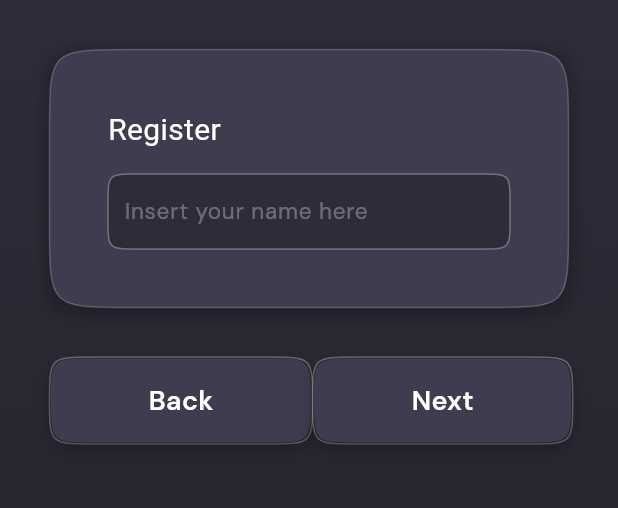
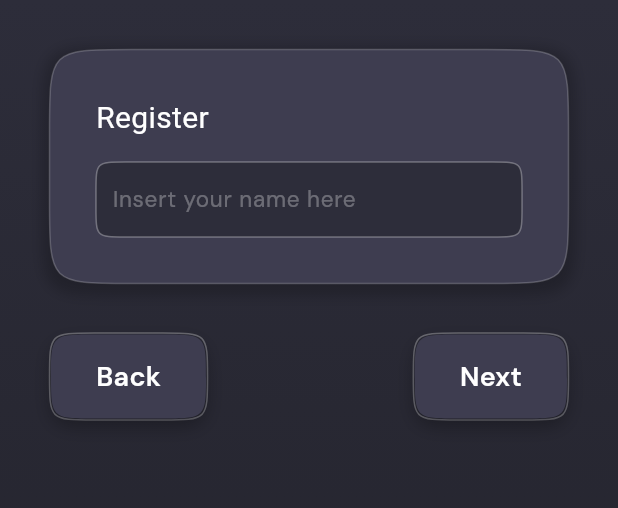
Before and after one commit to BlueElectric05/techguess, a Flutter app: the screen it shows after launch, after a tap on "Next", on a phone screen of 412 x 824 dp, the part 84-592 px from its top. Run offline on Flutter 3.47's test engine with Material 3 defaults, Android fonts, the light colour scheme and no system bars; drawn by our look-alikes of flutter_animate; our stand-ins replace flutter_svg, google_fonts, page_transition; Roboto replaces fonts that are missing (Angkor).

Commit message:
fix: padding fixes

```diff
--- a/lib/screens/info.dart
+++ b/lib/screens/info.dart
@@ -68,7 +68,7 @@ class InfoScreen extends StatelessWidget {
                   ),
                 ),
                 child: Container(
-                  padding: const EdgeInsets.all(38.0),
+                  padding: const EdgeInsets.all(30.0),
                   decoration: ShapeDecoration(
                     color: mainColor,
                     shape: ContinuousRectangleBorder(
--- a/lib/screens/login.dart
+++ b/lib/screens/login.dart
@@ -92,7 +92,7 @@ class _LoginScreenState extends State<LoginScreen> {
   Widget _buildInfoCard() {
     return Container(
           margin: const EdgeInsets.symmetric(horizontal: 33),
-          padding: const EdgeInsets.all(38.0),
+          padding: const EdgeInsets.all(30.0),
           decoration: ShapeDecoration(
             color: mainColor,
             shape: ContinuousRectangleBorder(
--- a/lib/screens/quiz.dart
+++ b/lib/screens/quiz.dart
@@ -110,7 +110,7 @@ class _QuizScreenState extends State<QuizScreen> {
               ),
             ),
             child: Container(
-              padding: const EdgeInsets.all(38.0),
+              padding: const EdgeInsets.all(30.0),
               decoration: ShapeDecoration(
                 color: mainColor,
                 shape: ContinuousRectangleBorder(
@@ -180,6 +180,7 @@ class _QuizScreenState extends State<QuizScreen> {
           const SizedBox(height: 33),
 
           Container(
+            margin: EdgeInsets.only(bottom: 30),
             padding: const EdgeInsets.all(15.0),
             decoration: ShapeDecoration(
               shape: ContinuousRectangleBorder(
--- a/lib/widgets/navbutton.dart
+++ b/lib/widgets/navbutton.dart
@@ -26,7 +26,7 @@ class NavButton extends StatelessWidget {
           ),
         ),
         child: Container(
-          padding: const EdgeInsets.symmetric(horizontal: 65, vertical: 15),
+          padding: const EdgeInsets.symmetric(horizontal: 30, vertical: 15),
           decoration: ShapeDecoration(
             color: mainColor,
             shape: ContinuousRectangleBorder(
```
